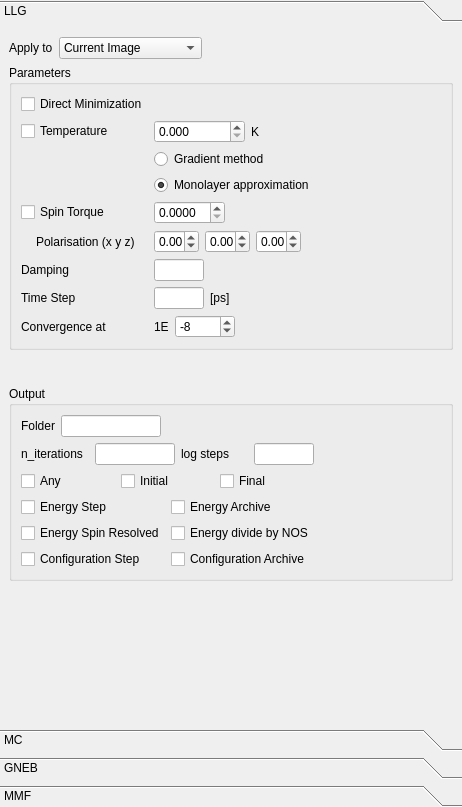
Before: the Qt Designer form ui-cpp/ui/ParametersWidget.ui in spirit-code/spirit, drawn with Qt 5.
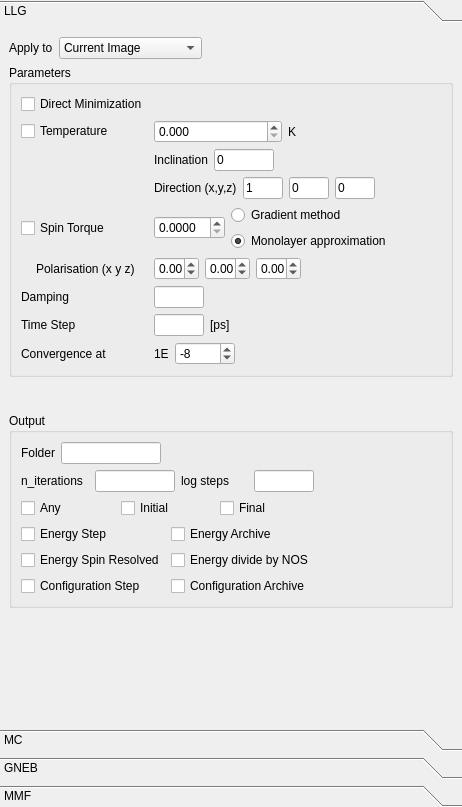
After: the same form once the commit is applied.

Commit message: UI-QT: added temperature gradient to LLG parameters.

Patch:
```diff
--- a/ui-cpp/ui/ParametersWidget.ui
+++ b/ui-cpp/ui/ParametersWidget.ui
@@ -138,6 +138,118 @@
               <string>Parameters</string>
              </property>
              <layout class="QGridLayout" name="gridLayout_5">
+              <item row="3" column="1">
+               <layout class="QGridLayout" name="gridLayout_20">
+                <item row="1" column="0">
+                 <widget class="QLabel" name="label_9">
+                  <property name="maximumSize">
+                   <size>
+                    <width>60</width>
+                    <height>16777215</height>
+                   </size>
+                  </property>
+                  <property name="text">
+                   <string>Inclination</string>
+                  </property>
+                 </widget>
+                </item>
+                <item row="1" column="1">
+                 <widget class="QLineEdit" name="lineEdit_llg_temperature_inclination">
+                  <property name="maximumSize">
+                   <size>
+                    <width>60</width>
+                    <height>16777215</height>
+                   </size>
+                  </property>
+                  <property name="text">
+                   <string>0</string>
+                  </property>
+                 </widget>
+                </item>
+                <item row="1" column="2">
+                 <spacer name="horizontalSpacer_10">
+                  <property name="orientation">
+                   <enum>Qt::Horizontal</enum>
+                  </property>
+                  <property name="sizeHint" stdset="0">
+                   <size>
+                    <width>40</width>
+                    <height>20</height>
+                   </size>
+                  </property>
+                 </spacer>
+                </item>
+               </layout>
+              </item>
+              <item row="4" column="1">
+               <layout class="QGridLayout" name="gridLayout_17">
+                <item row="1" column="1">
+                 <widget class="QLineEdit" name="lineEdit_llg_temperature_dir_x">
+                  <property name="maximumSize">
+                   <size>
+                    <width>40</width>
+                    <height>16777215</height>
+                   </size>
+                  </property>
+                  <property name="text">
+                   <string>1</string>
+                  </property>
+                 </widget>
+                </item>
+                <item row="1" column="3">
+                 <widget class="QLineEdit" name="lineEdit_llg_temperature_dir_z">
+                  <property name="maximumSize">
+                   <size>
+                    <width>40</width>
+                    <height>16777215</height>
+                   </size>
+                  </property>
+                  <property name="text">
+                   <string>0</string>
+                  </property>
+                 </widget>
+                </item>
+                <item row="1" column="2">
+                 <widget class="QLineEdit" name="lineEdit_llg_temperature_dir_y">
+                  <property name="maximumSize">
+                   <size>
+                    <width>40</width>
+                    <height>16777215</height>
+                   </size>
+                  </property>
+                  <property name="text">
+                   <string>0</string>
+                  </property>
+                 </widget>
+                </item>
+                <item row="1" column="0">
+                 <widget class="QLabel" name="label_10">
+                  <property name="maximumSize">
+                   <size>
+                    <width>100</width>
+                    <height>16777215</height>
+                   </size>
+                  </property>
+                  <property name="text">
+                   <string>Direction (x,y,z)</string>
+                  </property>
+                 </widget>
+                </item>
+                <item row="1" column="4">
+                 <spacer name="horizontalSpacer_11">
+                  <property name="orientation">
+                   <enum>Qt::Horizontal</enum>
+                  </property>
+                  <property name="sizeHint" stdset="0">
+                   <size>
+                    <width>40</width>
+                    <height>20</height>
+                   </size>
+                  </property>
+                 </spacer>
+                </item>
+               </layout>
+              </item>
               <item row="1" column="0">
                <widget class="QCheckBox" name="checkBox_llg_direct">
                 <property name="text">
@@ -166,7 +278,14 @@
                 </item>
                </layout>
               </item>
-              <item row="8" column="1">
+              <item row="7" column="0">
+               <widget class="QLabel" name="label_3">
+                <property name="text">
+                 <string>Damping</string>
+                </property>
+               </widget>
+              </item>
+              <item row="9" column="1">
                <layout class="QGridLayout" name="gridLayout_92">
                 <item row="0" column="0">
                  <widget class="QLineEdit" name="lineEdit_dt">
@@ -206,21 +325,14 @@
                 </item>
                </layout>
               </item>
-              <item row="6" column="0">
-               <widget class="QLabel" name="label_3">
-                <property name="text">
-                 <string>Damping</string>
-                </property>
-               </widget>
-              </item>
-              <item row="9" column="0">
+              <item row="10" column="0">
                <widget class="QLabel" name="label_4">
                 <property name="text">
                  <string>Convergence at</string>
                 </property>
                </widget>
               </item>
-              <item row="9" column="1">
+              <item row="10" column="1">
                <layout class="QGridLayout" name="gridLayout_9">
                 <item row="0" column="0">
                  <widget class="QLabel" name="label_5">
@@ -269,14 +381,14 @@
                 </item>
                </layout>
               </item>
-              <item row="4" column="0">
+              <item row="5" column="0">
                <widget class="QCheckBox" name="checkBox_llg_stt">
                 <property name="text">
                  <string>Spin Torque</string>
                 </property>
                </widget>
               </item>
-              <item row="4" column="1">
+              <item row="5" column="1">
                <layout class="QGridLayout" name="gridLayout_65">
                 <item row="0" column="1">
                  <widget class="QDoubleSpinBox" name="doubleSpinBox_llg_stt_magnitude">
@@ -304,9 +416,40 @@
                   </property>
                  </spacer>
                 </item>
+                <item row="0" column="2">
+                 <layout class="QGridLayout" name="gridLayout_16">
+                  <item row="0" column="0">
+                   <widget class="QRadioButton" name="radioButton_stt_gradient">
+                    <property name="text">
+                     <string>Gradient method</string>
+                    </property>
+                    <property name="checked">
+                     <bool>false</bool>
+                    </property>
+                   </widget>
+                  </item>
+                  <item row="1" column="0">
+                   <widget class="QRadioButton" name="radioButton_stt_monolayer">
+                    <property name="text">
+                     <string>Monolayer approximation</string>
+                    </property>
+                    <property name="checked">
+                     <bool>true</bool>
+                    </property>
+                   </widget>
+                  </item>
+                 </layout>
+                </item>
                </layout>
               </item>
-              <item row="5" column="1">
+              <item row="9" column="0">
+               <widget class="QLabel" name="label_31">
+                <property name="text">
+                 <string>Time Step</string>
+                </property>
+               </widget>
+              </item>
+              <item row="6" column="1">
                <layout class="QGridLayout" name="gridLayout_90">
                 <item row="0" column="0">
                  <widget class="QDoubleSpinBox" name="doubleSpinBox_llg_stt_polarisation_x">
@@ -380,7 +523,7 @@
                 </item>
                </layout>
               </item>
-              <item row="6" column="1">
+              <item row="7" column="1">
                <widget class="QLineEdit" name="lineEdit_Damping">
                 <property name="minimumSize">
                  <size>
@@ -396,14 +539,20 @@
                 </property>
                </widget>
               </item>
-              <item row="8" column="0">
-               <widget class="QLabel" name="label_31">
-                <property name="text">
-                 <string>Time Step</string>
+              <item row="2" column="2">
+               <spacer name="horizontalSpacer_49">
+                <property name="orientation">
+                 <enum>Qt::Horizontal</enum>
                 </property>
-               </widget>
+                <property name="sizeHint" stdset="0">
+                 <size>
+                  <width>40</width>
+                  <height>20</height>
+                 </size>
+                </property>
+               </spacer>
               </item>
-              <item row="5" column="0">
+              <item row="6" column="0">
                <layout class="QGridLayout" name="gridLayout_91">
                 <item row="0" column="1">
                  <widget class="QLabel" name="label_71">
@@ -437,43 +586,6 @@
                 </property>
                </widget>
               </item>
-              <item row="2" column="2">
-               <spacer name="horizontalSpacer_49">
-                <property name="orientation">
-                 <enum>Qt::Horizontal</enum>
-                </property>
-                <property name="sizeHint" stdset="0">
-                 <size>
-                  <width>40</width>
-                  <height>20</height>
-                 </size>
-                </property>
-               </spacer>
-              </item>
-              <item row="3" column="1">
-               <layout class="QGridLayout" name="gridLayout_16">
-                <item row="0" column="0">
-                 <widget class="QRadioButton" name="radioButton_stt_gradient">
-                  <property name="text">
-                   <string>Gradient method</string>
-                  </property>
-                  <property name="checked">
-                   <bool>false</bool>
-                  </property>
-                 </widget>
-                </item>
-                <item row="1" column="0">
-                 <widget class="QRadioButton" name="radioButton_stt_monolayer">
-                  <property name="text">
-                   <string>Monolayer approximation</string>
-                  </property>
-                  <property name="checked">
-                   <bool>true</bool>
-                  </property>
-                 </widget>
-                </item>
-               </layout>
-              </item>
              </layout>
             </widget>
            </item>
```
Left out of the diff: 14 changed lines with no effect on the pictures. The commit also changes 1 other file.
